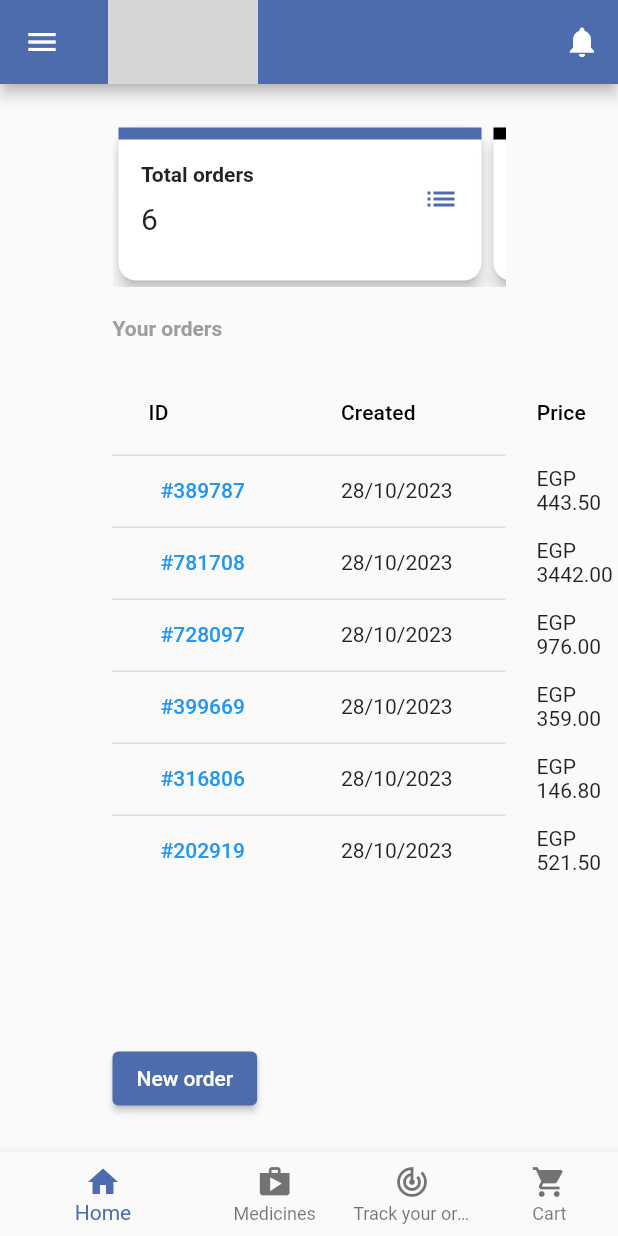
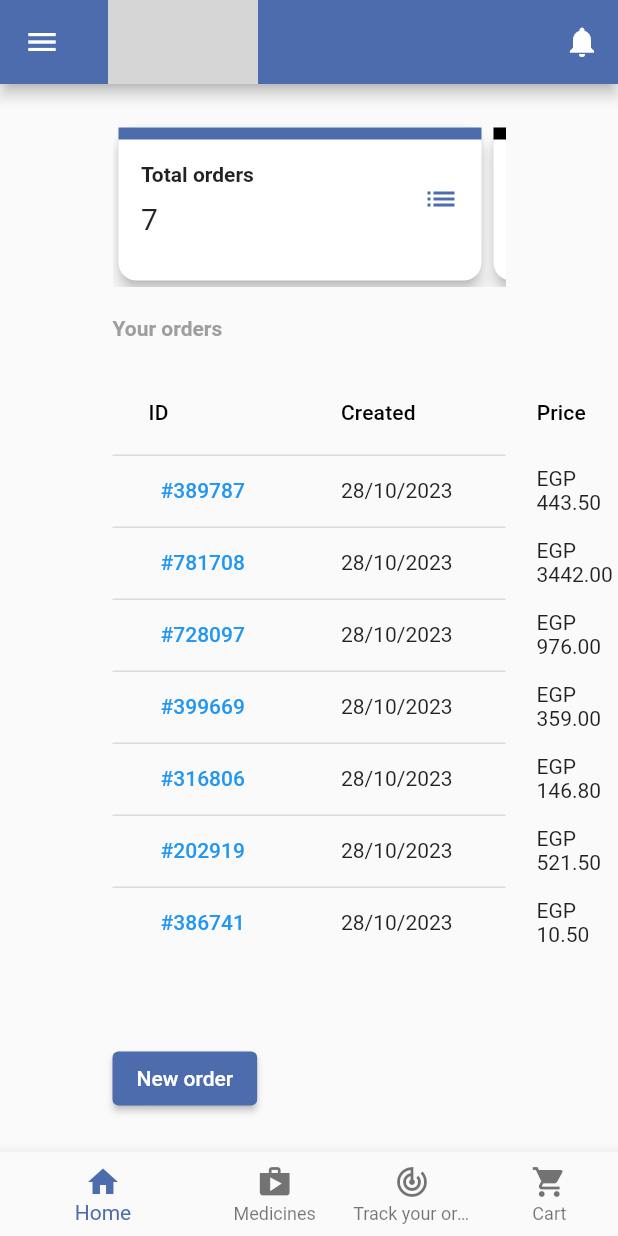
Before and after one commit to amrsamirtawfik/i-SUPPLY-task, a Flutter app: the MainScreen screen opened directly, on a phone screen of 412 x 824 dp. Run offline on Flutter 3.47's test engine with Material 2 defaults, Android fonts, the phone set to English and light mode, and no system bars; our stand-ins replace bloc, flutter_bloc, step_progress_indicator; missing offline and left inert: window_manager; grey boxes are pictures that could not be loaded.

Commit message:
Finalizing project

```diff
--- a/lib/Bloc/PastOrders.dart
+++ b/lib/Bloc/PastOrders.dart
@@ -62,9 +62,18 @@ class PastOrdersBloc extends Cubit<PastOrdersState> {
       "Status": "Out for delivery",
       "cartItems":
           "[{\"productName\":\"Dixy Oral Syringe 5Ml\",\"productPrice\":\"4.0\",\"imageUrl\":\"https://misr-online.com/media/catalog/product/cache/f4c520eccbadb01ffa4ab0fe869fee93/0/9/094638_300455.jpg\",\"quantity\":\"1\"},{\"productName\":\"Baby Steps (1) Goat Milk Powder 300Gm\",\"productPrice\":\"485.0\",\"imageUrl\":\"https://misr-online.com/media/catalog/product/cache/f4c520eccbadb01ffa4ab0fe869fee93/1/2/122305_3.jpg\",\"quantity\":\"1\"},{\"productName\":\"Dexamethasone (Mup) 8Mg 2Ml 5 Amp\",\"productPrice\":\"32.5\",\"imageUrl\":\"https://misr-online.com/media/catalog/product/cache/f4c520eccbadb01ffa4ab0fe869fee93/1/5/155737_122100.jpg\",\"quantity\":\"1\"}]"
+    },
+    {
+      "ID": "#386741",
+      "Created": "28/10/2023",
+      "Qty": 3,
+      "Price": 10.5,
+      "Status": "Pending",
+      "cartItems":
+          "[{\"productName\":\"Syringe Infant 3Ml\",\"productPrice\":\"3.5\",\"imageUrl\":\"https://misr-online.com/media/catalog/product/cache/f4c520eccbadb01ffa4ab0fe869fee93/1/6/160319_300441.jpg\",\"quantity\":\"3\"}]"
     }
   ];
-
+  // final List<Map<String, dynamic>> mockOrders = [];
   int calcPending() {
     int total = 0;
     for (var order in mockOrders) {
@@ -137,7 +146,7 @@ class PastOrdersBloc extends Cubit<PastOrdersState> {
 
   void addOrder(Map<String, dynamic> o) {
     mockOrders.add(o);
-    print(jsonEncode(mockOrders));
+    // print(jsonEncode(mockOrders));
 
     emit(PastOrdersState());
   }
--- a/lib/ReUsableWidgets/ProgressTracker.dart
+++ b/lib/ReUsableWidgets/ProgressTracker.dart
@@ -98,12 +98,12 @@ class ProgressTracker extends StatelessWidget {
                     height: 30,
                     color: color,
                     child: Icon(
-                      color == Colors.green ? Icons.check : Icons.minimize,
+                      currentStatus!='Cancelled'? Icons.check : Icons.minimize,
                       color: Colors.white,
                     ),
                   ),
                   Text(
-                    color == Colors.green ? 'Ready' : 'Cancelled',
+                    currentStatus!='Cancelled'? 'Ready' : 'Cancelled',
                     style: const TextStyle(fontWeight: FontWeight.bold),
                   )
                 ],
--- a/pubspec.yaml
+++ b/pubspec.yaml
@@ -35,6 +35,7 @@ dependencies:
   bloc: ^8.1.2
   intl: ^0.17.0
   step_progress_indicator: ^1.0.2
+  window_manager: ^0.3.7
 
 
 
@@ -62,6 +63,7 @@ flutter:
   assets:
     - assets/images/medicine.jpg
     - assets/images/isupply_logo_light.png
+    - assets/images/23667.jpg
 
 
   # To add assets to your application, add an assets section, like this:
```
Also changed, not shown: lib/Screens/LoginScreen.dart (+4 -4 lines), lib/main.dart (+17 -3 lines), assets/images/23667.jpg (added), pubspec.lock, 5 other files.
